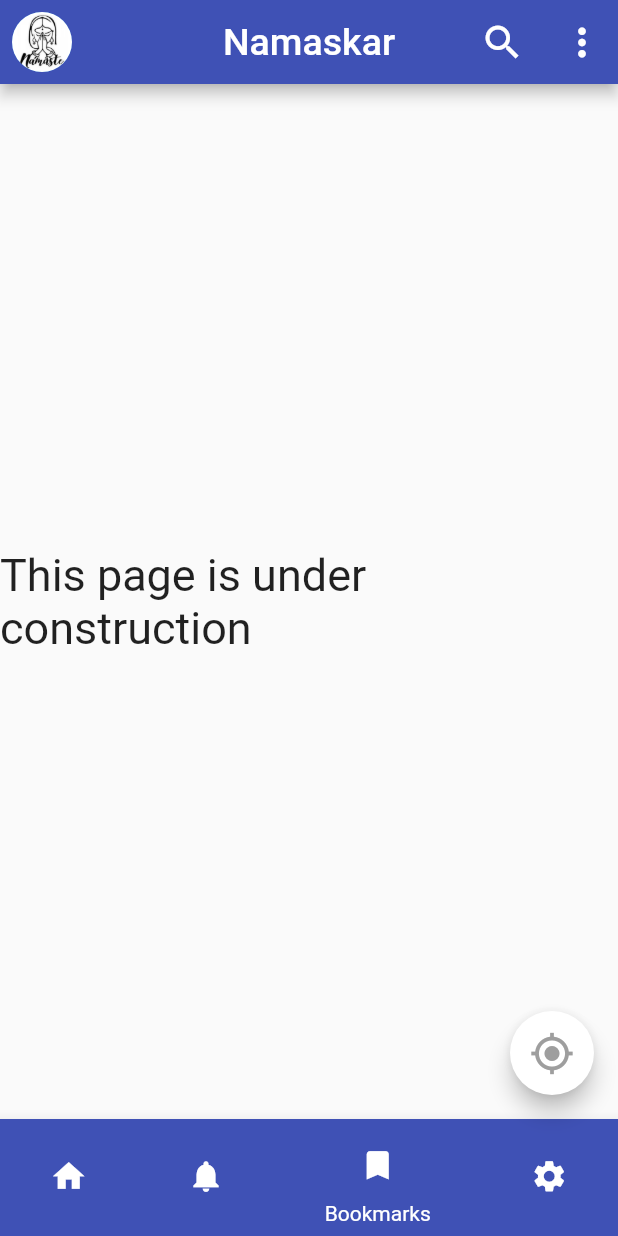
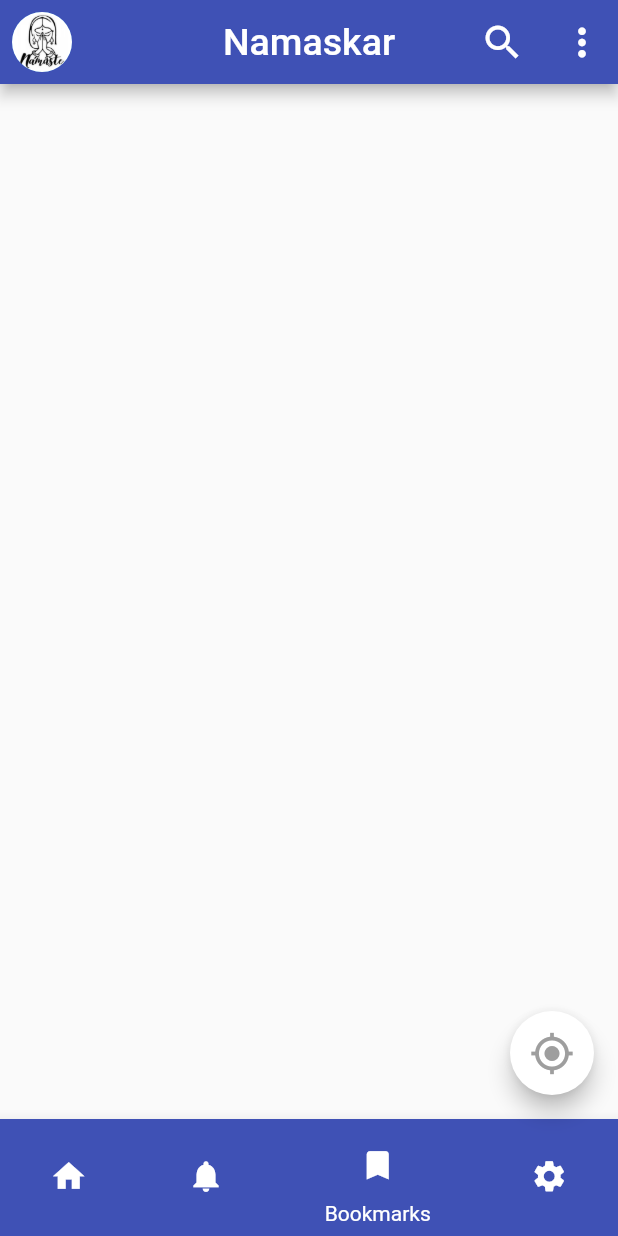
Before and after one commit to TeamEpsilon77/Namaskar, a Flutter app: the screen it shows after launch, item 3 of the bottom bar chosen, on a phone screen of 412 x 824 dp. Run offline on Flutter 3.47's test engine with Material 2 defaults, Android fonts, the phone set to English and light mode, and no system bars; our stand-ins replace geolocator, google_maps_flutter, location; missing offline and left inert: nepali_date_picker, nepali_utils.

Commit message:
Aajako pragati

```diff
--- a/lib/app_screens/bookmark_screen.dart
+++ b/lib/app_screens/bookmark_screen.dart
@@ -1,4 +1,5 @@
 import 'package:flutter/material.dart';
+import 'package:nepali_date_picker/nepali_date_picker.dart';
 
 class Bookmark extends StatefulWidget {
   @override
@@ -10,8 +11,7 @@ class Bookmark extends StatefulWidget {
 class BookmarkState extends State<Bookmark>{
   @override
   Widget build(BuildContext context) {
-    return Scaffold(body:Center(
-      child: Text("This page is under construction",style: TextStyle(fontSize: 30),),
-    ));
+    return Scaffold(
+    );
   }
 }
--- a/lib/app_screens/events_close_to_you_screen.dart
+++ b/lib/app_screens/events_close_to_you_screen.dart
@@ -1,3 +1,4 @@
+import 'package:flutter/cupertino.dart';
 import 'package:flutter/material.dart';
 import 'package:flutter/painting.dart';
 import 'package:namaskar_app/app_screens/event_detail_screen.dart';
@@ -46,6 +47,7 @@ class EventScreenState extends State<EventScreen>
       opacity3 = 1.0;
     });
   }
+
 
   @override
   Widget build(BuildContext context) {
@@ -153,16 +155,18 @@ class EventScreenState extends State<EventScreen>
               ],
             ),
           ),
+
           Padding(padding: EdgeInsets.only(left:30.0,right:30.0),
              child:RaisedButton(
                color: Colors.indigo,
                onPressed: (){
-                    Navigator.push(context, MaterialPageRoute(builder: (_)=>EventDetail(detail:Event(id:1)),));
+                 Navigator.push(context, MaterialPageRoute(builder: (_)=>EventDetail(detail: widget.upcoming,)));
                },
                child:Text("Events of "+widget.upcoming.name,
                  style: TextStyle(fontSize:16,color: Colors.white,letterSpacing: 0.65),),
              ),
               ),
+
 
           Container(
             padding: EdgeInsets.only(top:15.0,left: 8.0,right: 7.0,bottom: 8.0),
--- a/lib/app_screens/places_close_to_you.dart
+++ b/lib/app_screens/places_close_to_you.dart
@@ -152,7 +152,7 @@ class PlaceScreenState extends State<PlaceScreen>  with TickerProviderStateMixin
             ),
           ),
           Container(
-               padding: EdgeInsets.only(left:50.0,right:50.0),
+               padding: EdgeInsets.only(left:45.0,right:45.0),
            child: RaisedButton(
                       color: Colors.indigo,
                       onPressed: (){
--- a/lib/location_services/map_screen.dart
+++ b/lib/location_services/map_screen.dart
@@ -23,7 +23,7 @@ class MapScreenState extends State<MapScreen> {
   void _onMapCreated(GoogleMapController _cntrl){
     _controller = _cntrl;
     _location.onLocationChanged().listen((l){
-      _controller.animateCamera(CameraUpdate.newCameraPosition(CameraPosition(target: LatLng(l.latitude,l.longitude),zoom: 18)));
+      _controller.animateCamera(CameraUpdate.newCameraPosition(CameraPosition(target: LatLng(l.latitude,l.longitude),zoom: 14)));
     });
   }
   @override
@@ -47,7 +47,7 @@ class MapScreenState extends State<MapScreen> {
       body: Stack(
         children: <Widget>[
           GoogleMap(
-           initialCameraPosition: CameraPosition(target: _initialPosition,zoom: 15),
+           initialCameraPosition: CameraPosition(target: _initialPosition,zoom: 14),
             onMapCreated: _onMapCreated,
             myLocationEnabled: true,
           ),
--- a/pubspec.yaml
+++ b/pubspec.yaml
@@ -31,6 +31,7 @@ dependencies:
   google_maps_flutter: ^0.5.21
   geolocator: ^5.2.0
   location: ^2.3.5
+  nepali_date_picker: ^3.2.0+1
 dev_dependencies:
   flutter_test:
     sdk: flutter
```
Also changed, not shown: lib/app_screens/event_detail_screen.dart (+15 -1 lines), lib/app_screens/widgets/nepaliCalender.dart (added), pubspec.lock. Lines whose indentation alone changed are shown as unchanged.
